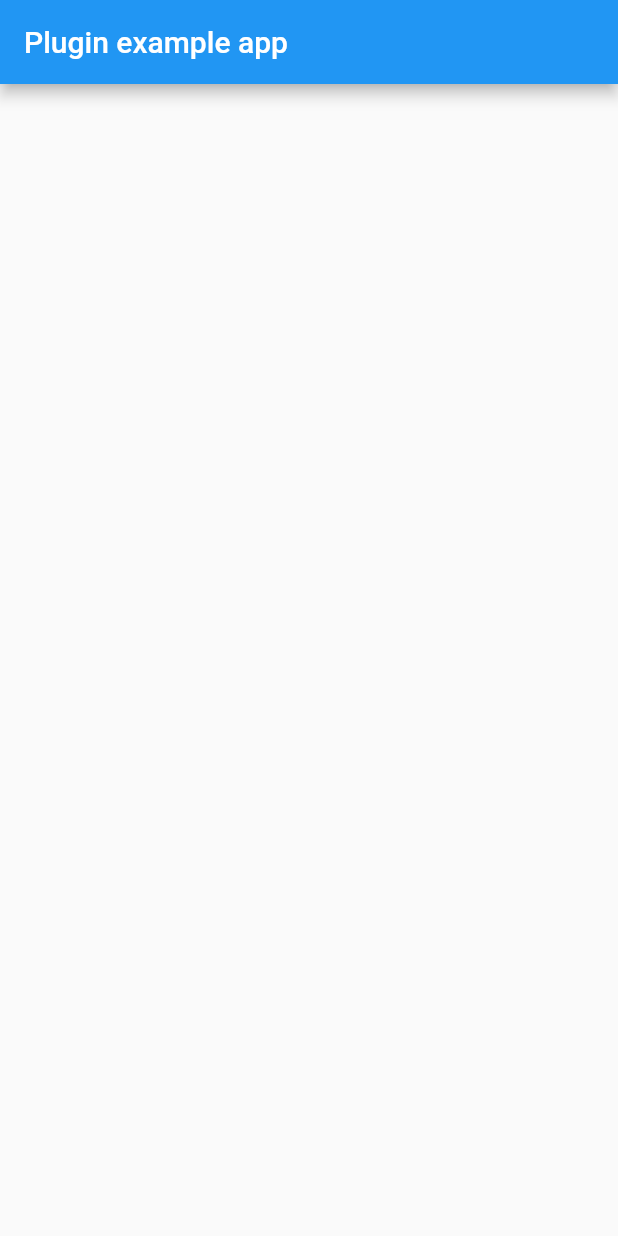
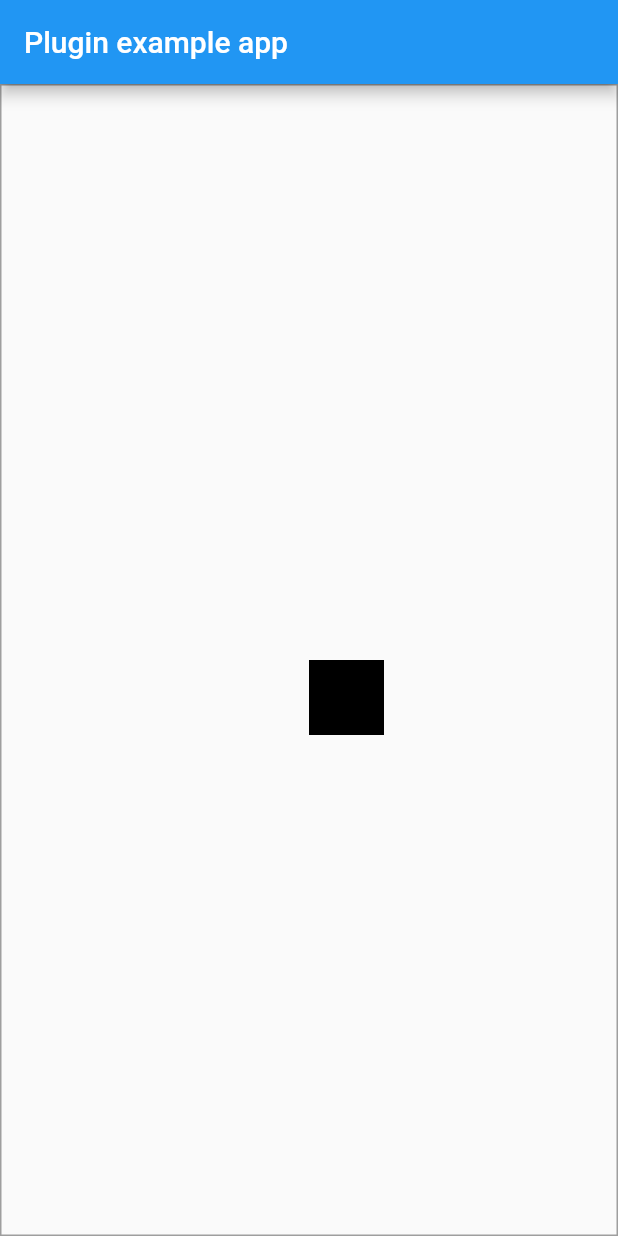
Before and after one commit to urusai88/flutter_radial_menu, a Flutter app: the screen it shows after launch, on a phone screen of 412 x 824 dp. Run offline on Flutter 3.47's test engine with Material 2 defaults, Android fonts, the phone set to English and light mode, and no system bars.

Commit message:
pre commit

```diff
--- a/example/lib/main.dart
+++ b/example/lib/main.dart
@@ -1,4 +1,5 @@
 import 'package:flutter/material.dart';
+import 'package:flutter_radial_menu/flutter_radial_menu.dart';
 
 void main() => runApp(MyApp());
 
@@ -22,7 +23,15 @@ class _MyAppState extends State<MyApp> {
         appBar: AppBar(
           title: const Text('Plugin example app'),
         ),
-        body: Container(),
+        body: Container(
+          child: RadialMenu(children: <Widget>[
+            Container(color: Colors.red, width: 50, height: 50),
+            Container(color: Colors.yellow, width: 50, height: 50),
+            Container(color: Colors.green, width: 50, height: 50),
+            Container(color: Colors.blue, width: 50, height: 50),
+            Container(color: Colors.black, width: 50, height: 50),
+          ]),
+        ),
       ),
     );
   }
--- a/example/pubspec.yaml
+++ b/example/pubspec.yaml
@@ -17,7 +17,7 @@ dev_dependencies:
   flutter_test:
     sdk: flutter
 
-  flutterradialmenu:
+  flutter_radial_menu:
     path: ../
 
 # For information on the generic Dart part of this file, see the
--- /dev/null
+++ b/lib/flutter_radial_menu.dart
@@ -0,0 +1,58 @@
+import 'package:flutter/material.dart';
+import 'package:flutter/widgets.dart';
+
+class RadialMenu extends StatefulWidget {
+  final List<Widget> children;
+
+  RadialMenu({@required this.children});
+
+  @override
+  State<StatefulWidget> createState() => _RadialMenuState();
+}
+
+class _RadialMenuState extends State<RadialMenu> {
+  List<LayoutId> _children = [];
+
+  @override
+  void initState() {
+    super.initState();
+
+    for (var i = 0; i < widget.children.length; ++i) {
+      _children.add(LayoutId(id: i, child: widget.children[i]));
+    }
+  }
+
+  @override
+  Widget build(BuildContext context) {
+    return Container(
+      decoration: BoxDecoration(border: Border.all(color: Colors.grey)),
+      child: CustomMultiChildLayout(
+        delegate: _RadialMenuMultiChildLayoutDelegate(length: _children.length),
+        children: _children,
+      ),
+    );
+  }
+}
+
+class _RadialMenuMultiChildLayoutDelegate extends MultiChildLayoutDelegate {
+  final int length;
+
+  _RadialMenuMultiChildLayoutDelegate({@required this.length});
+
+  @override
+  void performLayout(Size size) {
+    final constraints = BoxConstraints.loose(size);
+    final center = size.center(Offset.zero);
+
+    for (var i = 0; i < length; ++i) {
+      if (hasChild(i)) {
+        final s = layoutChild(i, constraints);
+
+        positionChild(i, center);
+      }
+    }
+  }
+
+  @override
+  bool shouldRelayout(MultiChildLayoutDelegate oldDelegate) => false;
+}
--- a/pubspec.yaml
+++ b/pubspec.yaml
@@ -1,8 +1,8 @@
-name: flutterradialmenu
+name: flutter_radial_menu
 description: A new Flutter plugin.
 version: 0.0.1
 author:
-homepage:
+homepage: ""
 
 environment:
   sdk: ">=2.1.0 <3.0.0"
```
Also changed, not shown: example/pubspec.lock, lib/flutterradialmenu.dart (added).
